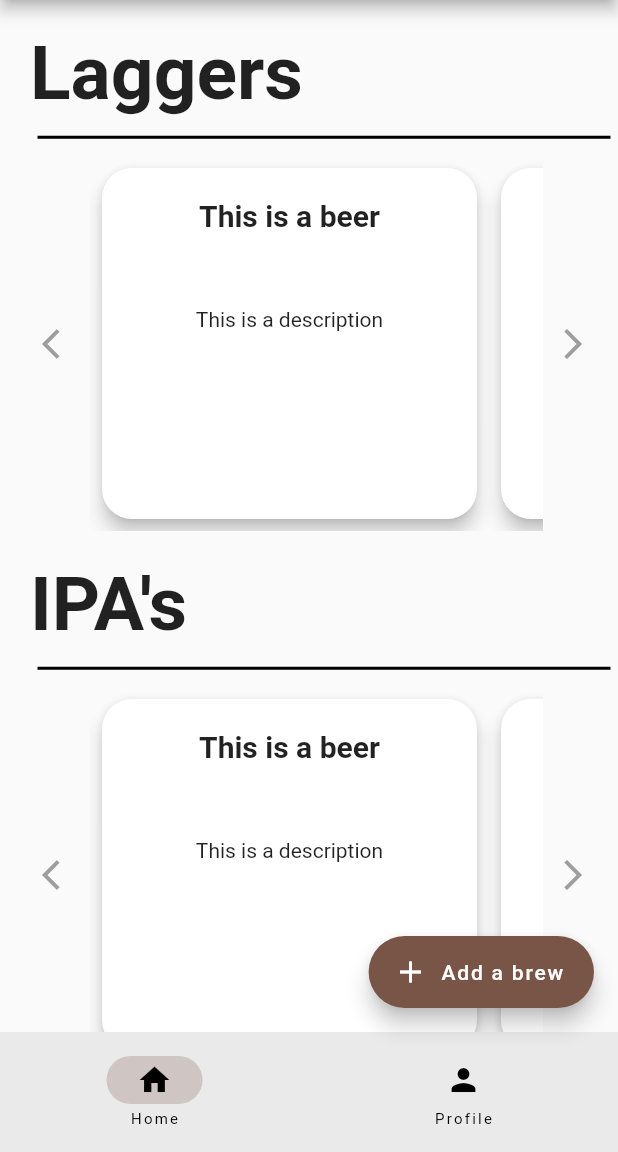
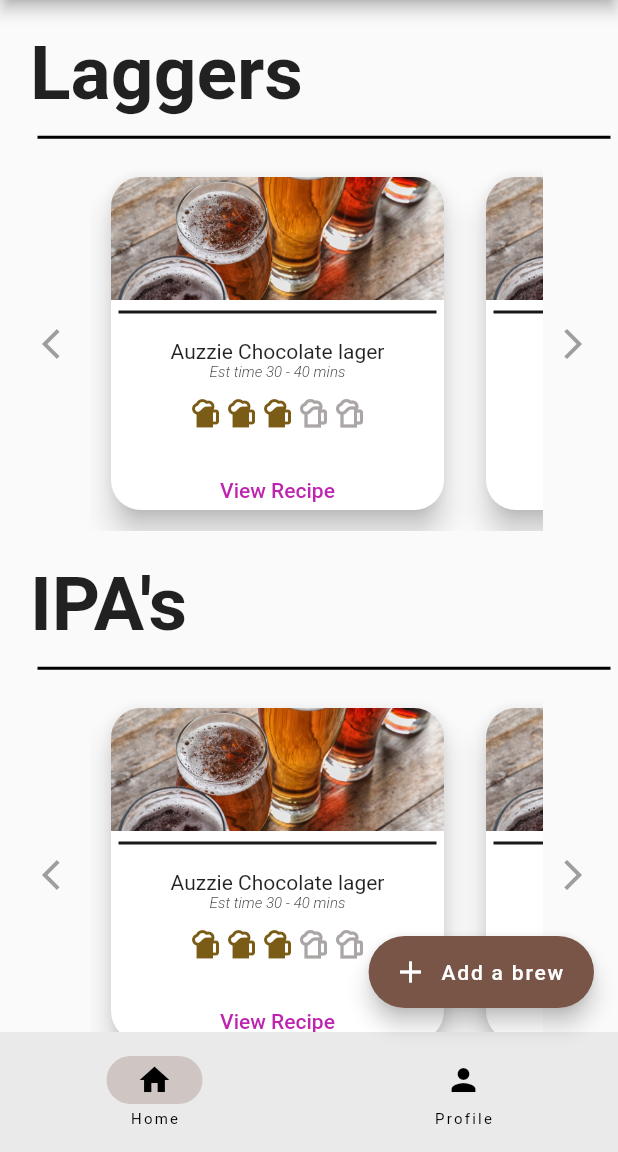
Before and after one commit to GregJans/poly_brewers, a Flutter app: the screen it shows after launch, on a phone screen of 412 x 824 dp, the part 84-1236 px from its top. Run offline on Flutter 3.47's test engine with Material 2 defaults, Android fonts, the light colour scheme and no system bars; missing offline and left inert: dart:html; Roboto replaces fonts that are missing (Poppins).

Commit message:
Made card for recipe * no functionality

```diff
--- a/lib/home_page.dart
+++ b/lib/home_page.dart
@@ -76,7 +76,7 @@ class HomePageState extends State<HomePage> {
         onPressed: (){
           debugPrint("Button pressed");
         },
-        hoverColor: Colors.purple,
+        hoverColor: const Color(0xFFBE25AF),
 
       ),
 
--- a/lib/main.dart
+++ b/lib/main.dart
@@ -14,7 +14,7 @@ class MyApp extends StatelessWidget {
     return MaterialApp(
       title: 'Poly-Brewers',
       theme: ThemeData(
-        primarySwatch: Colors.brown,
+        primarySwatch: Colors.brown
       ),
       debugShowCheckedModeBanner: false,
       home: const HomePage(),
--- a/lib/recipe_widget.dart
+++ b/lib/recipe_widget.dart
@@ -11,37 +11,107 @@ class RecipeState extends State<Recipe> {
 
   @override
   Widget build(BuildContext context) {
-    return Card(
-            elevation: 5,
+    return Container(
+      width: 250,
+      height: 250,
+      decoration: const BoxDecoration(
+        color: Color(0x00FFFFFF),
+      ),
+      child: Padding(
+        padding: const EdgeInsetsDirectional.fromSTEB(10, 10, 10, 10),
+        child: Card(
+          clipBehavior: Clip.antiAliasWithSaveLayer,
           color: Colors.white,
-            margin: const EdgeInsets.all(8),
-            shape: OutlineInputBorder(
+          elevation: 8,
+          shape: RoundedRectangleBorder(
             borderRadius: BorderRadius.circular(20),
-              borderSide: const BorderSide(color: Colors.transparent),
           ),
-
-            child: Container(
-              padding: const EdgeInsets.all(20),
-              width: 250,
-
           child: Column(
-                children: const [
-                  Text(
-                    "This is a beer",
-                    style: TextStyle(
-                      fontWeight: FontWeight.bold,
-                      fontSize: 20,
+            mainAxisSize: MainAxisSize.max,
+            children: [
+              Image.asset(
+                'assets/beer-glasses-bartop.jpg',
+                width: 244.8,
+                height: 82,
+                fit: BoxFit.cover,
+              ),
+              const Divider(
+                thickness: 2,
+                indent: 5,
+                endIndent: 5,
+                color: Color(0xFF191717),
+              ),
+              const Padding(
+                padding: EdgeInsetsDirectional.fromSTEB(0, 10, 0, 0),
+                child: Text(
+                  'Auzzie Chocolate lager',
+                  //style: FlutterFlowTheme.of(context).bodyText1,
                 ),
               ),
+              const Text(
+                'Est time 30 - 40 mins',
+                style: TextStyle(
+                      fontFamily: 'Poppins',
+                      fontSize: 10,
+                      fontWeight: FontWeight.w300,
+                      fontStyle: FontStyle.italic,
+                    ),
+              ),
+              Padding(
+                padding: const EdgeInsetsDirectional.fromSTEB(0, 10, 0, 0),
+                child: Row(
+                  mainAxisSize: MainAxisSize.max,
+                  mainAxisAlignment: MainAxisAlignment.center,
+                  crossAxisAlignment: CrossAxisAlignment.center,
+                  children: const [
+                    Icon(
+                      Icons.sports_bar,
+                      color: Color(0xFF7A5C17),
+                      size: 24,
+                    ),
+                    Icon(
+                      Icons.sports_bar,
+                      color: Color(0xFF7A5C17),
+                      size: 24,
+                    ),
+                    Icon(
+                      Icons.sports_bar,
+                      color: Color(0xFF7A5C17),
+                      size: 24,
+                    ),
+                    Icon(
+                      Icons.sports_bar_outlined,
+                      color: Color(0xFFABA6A6),
+                      size: 24,
+                    ),
+                    Icon(
+                      Icons.sports_bar_outlined,
+                      color: Color(0xFFABA6A6),
+                      size: 24,
+                    ),
+                  ],
+                ),
+              ),
+              Padding(
+                padding: const EdgeInsetsDirectional.fromSTEB(0, 15, 0, 0),
+                child: TextButton(
+                  onPressed: () {
+                    print('Button pressed ...');
+                  },
 
-                  SizedBox(
-                    height: 50,
+                  child: const Text(
+                    "View Recipe",
+                    style: TextStyle(
+                      color: Color(0xFFBE25AF),
                     ),
+                  ),
+                ),
+              ),
+            ],
+          ),
+        ),
+      ),
+    );
 
-                  Text("This is a description"),
-                ],
-              ) ,
-            )
-          );
   }
 }
--- a/pubspec.yaml
+++ b/pubspec.yaml
@@ -64,6 +64,8 @@ flutter:
   # assets:
   #   - images/a_dot_burr.jpeg
   #   - images/a_dot_ham.jpeg
+  assets:
+    - assets/
 
   # An image asset can refer to one or more resolution-specific "variants", see
   # https://flutter.dev/assets-and-images/#resolution-aware
```
Also changed, not shown: assets/beer-glasses-bartop.jpg (added). Lines whose indentation alone changed are shown as unchanged.
